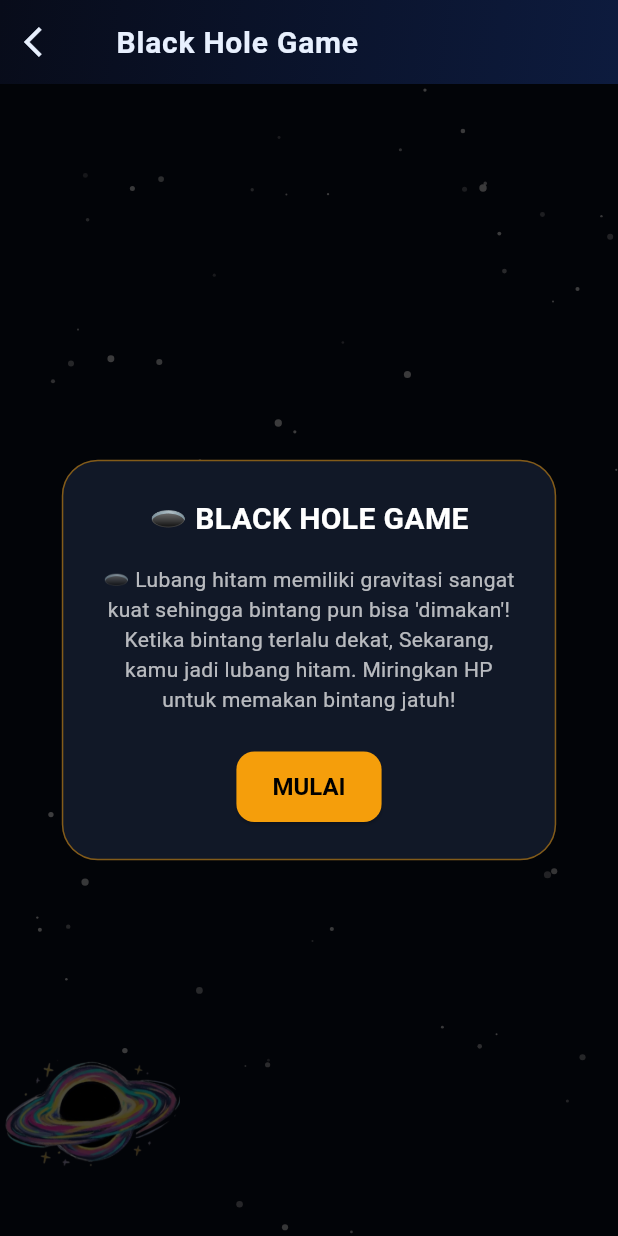
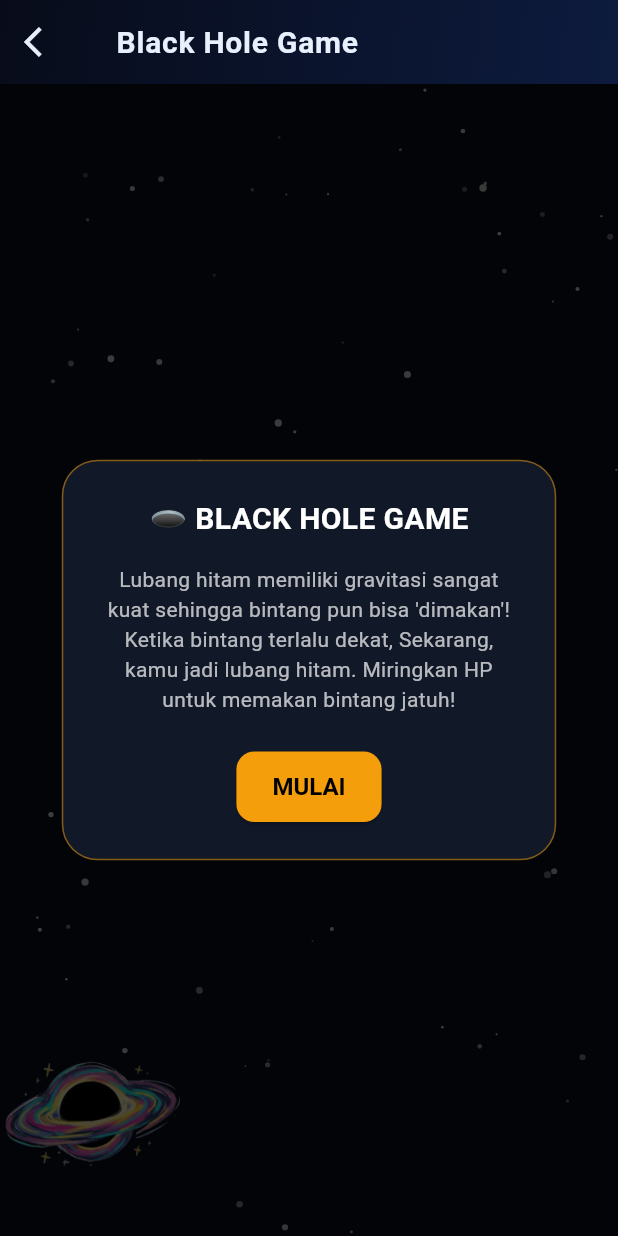
Before and after one commit to mandltf/astroEdu, a Flutter app: the CatchStarGame screen opened directly, on a phone screen of 412 x 824 dp. Run offline on Flutter 3.47's test engine with Material 3 defaults, Android fonts, the light colour scheme and no system bars; our stand-ins replace flutter_local_notifications, geolocator, google_generative_ai, image_picker, local_auth, sensors_plus and 3 more; missing offline and left inert: encrypt; accounts and stored records are empty.

Commit message:
hilangin icon blackhole di fact

```diff
--- a/lib/views/screens/game/catch_star_game.dart
+++ b/lib/views/screens/game/catch_star_game.dart
@@ -43,7 +43,7 @@ class _CatchStarGameState extends State<CatchStarGame> {
   double _filteredTilt = 0;
 
   final String _fact =
-      "🕳️ Lubang hitam memiliki gravitasi sangat kuat sehingga "
+      "Lubang hitam memiliki gravitasi sangat kuat sehingga "
       "bintang pun bisa 'dimakan'! Ketika bintang terlalu dekat, "
       "Sekarang, kamu jadi lubang hitam. Miringkan HP untuk memakan bintang jatuh!";
 
```
